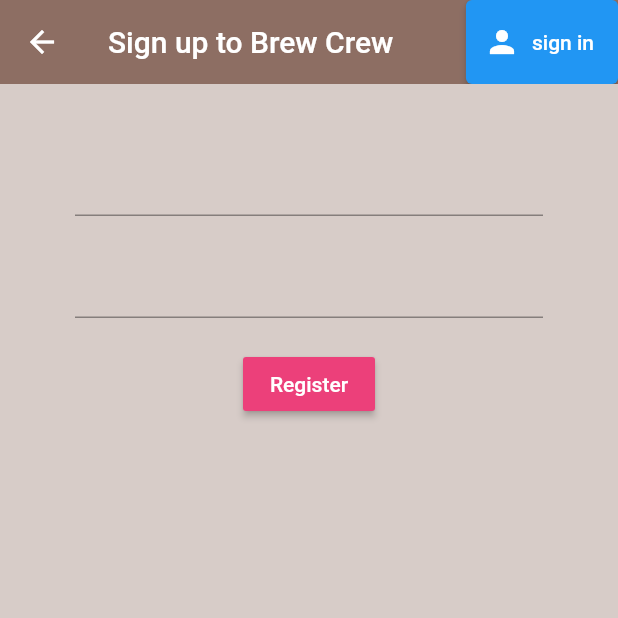
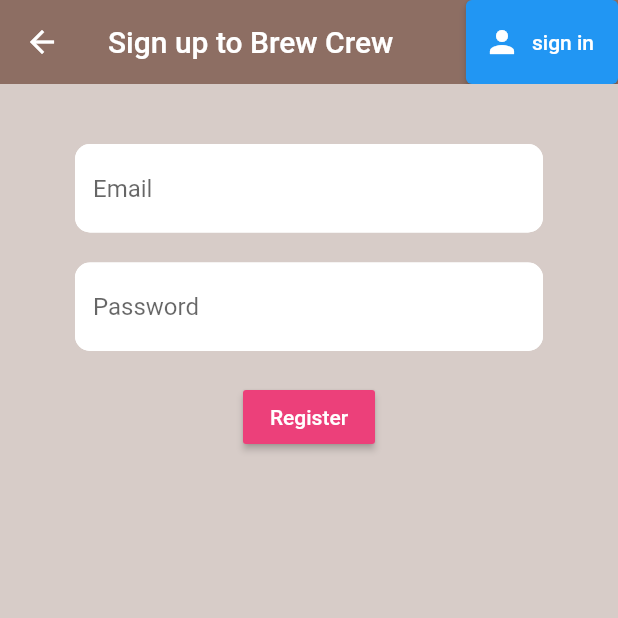
Before and after one commit to NishthaSaraswat2001/brew_crew, a Flutter app: the Register screen opened directly, on a phone screen of 412 x 824 dp, the top half of it. Run offline on Flutter 3.47's test engine with Material 2 defaults, Android fonts, the phone set to English and light mode, and no system bars; our stand-ins replace firebase_auth, firebase_core; accounts and stored records are empty.

Commit message:
register with email

```diff
--- a/lib/screens/authenticate/registration.dart
+++ b/lib/screens/authenticate/registration.dart
@@ -1,5 +1,6 @@
 import 'package:brew_crew/services/auth.dart';
 import 'package:flutter/material.dart';
+import 'package:brew_crew/shared/constants.dart';
 
 class Register extends StatefulWidget {
   final Function toggleView;
@@ -42,6 +43,7 @@ class _RegisterState extends State<Register> {
             children: <Widget>[
               SizedBox(height: 20.0),
               TextFormField(
+                decoration: textInputDecoration.copyWith(hintText: "Email"),
                 validator: (value) =>
                     value.isEmpty ? "Enter valid email" : null,
                 onChanged: (val) {
@@ -51,6 +53,7 @@ class _RegisterState extends State<Register> {
               SizedBox(height: 20.0),
               TextFormField(
                 obscureText: true,
+                decoration: textInputDecoration.copyWith(hintText: "Password"),
                 validator: (value) =>
                     value.length < 6 ? "Enter password with 6+ char" : null,
                 onChanged: (val) {
```
